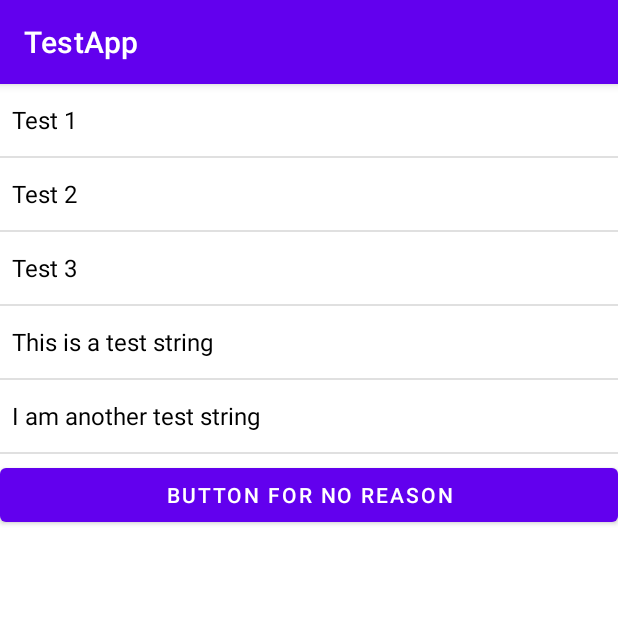
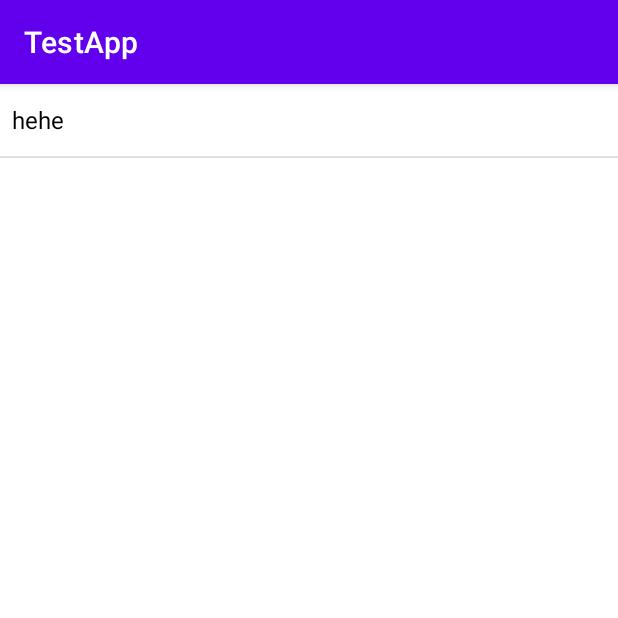
Before and after one commit to MarioARC/ListViewData, an Android app: the screen it shows after launch (MainActivity), on a phone screen of 412 x 824 dp, the top half of it. Run offline under Robolectric (Android 15) with nearby library versions, the phone set to English and light mode, and no system bars.

```diff
--- a/app/src/main/java/com/example/testapp/MainActivity.java
+++ b/app/src/main/java/com/example/testapp/MainActivity.java
@@ -21,18 +21,24 @@ public class MainActivity extends AppCompatActivity {
     Stack stack = new Stack();
 
     ListView myList;
-    String[] items = {"Test 1", "Test 2", "Test 3", "This is a test string", "I am another test string", "Me too!", "rehehehehehehe", "More tests", "even more", "one more", "an extra one", "oooone more", "ok that's enough"};
+    String[] items;
 
     @Override
     protected void onCreate(Bundle savedInstanceState) {
         super.onCreate(savedInstanceState);
         setContentView(R.layout.activity_main);
 
-        myList = findViewById(R.id.listView1);
-        ArrayAdapter<String> arr = new ArrayAdapter<>(this, androidx.appcompat.R.layout.support_simple_spinner_dropdown_item, items);
-        myList.setAdapter(arr);
-
         stack.pushFirst("hehe");
         stack.showList();
+
+        myList = findViewById(R.id.listView1);
+        ArrayAdapter<String> arr = new ArrayAdapter<>(this, androidx.appcompat.R.layout.support_simple_spinner_dropdown_item);
+
+        for(int i = 0; i < stack.length(); i++)
+        {
+            arr.add(stack.atPosition(i));
+        }
+
+        myList.setAdapter(arr);
     }
 }
--- a/app/src/main/java/com/example/testapp/Stack.java
+++ b/app/src/main/java/com/example/testapp/Stack.java
@@ -95,7 +95,7 @@ public class Stack {
     {
         if(head != null)
         {
-            return head.getData() + "";
+            return head.getData();
         }
         else
         {
@@ -108,13 +108,29 @@ public class Stack {
     {
         if(tail != null)
         {
-            return tail.getData() + "";
+            return tail.getData();
         }
         else
         {
             Log.i("PeekLast","List is empty");
             return null;
         }
+    }
+
+    public String atPosition(int pos)
+    {
+        int curPos = 0;
+        Node position = head;
+        if(head == null)
+        {
+            Log.i("ShowList","List is empty");
+        }
+        while (curPos != pos)
+        {
+            curPos++;
+            position = position.next;
+        }
+        return position.getData();
     }
 
     public int length()
--- a/app/src/main/res/layout/activity_main.xml
+++ b/app/src/main/res/layout/activity_main.xml
@@ -19,12 +19,6 @@
 
         </ListView>
 
-        <Button
-            android:id="@+id/button"
-            android:layout_width="match_parent"
-            android:layout_height="wrap_content"
-            android:text="Button for no reason" />
-
     </LinearLayout>
 
 </ScrollView>
```
